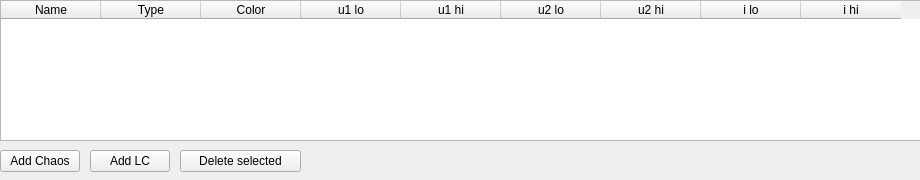
Old version of the form widgets/testinputwidget.ui in the repository zsolt-racz/chua-trajectory-visualiser.
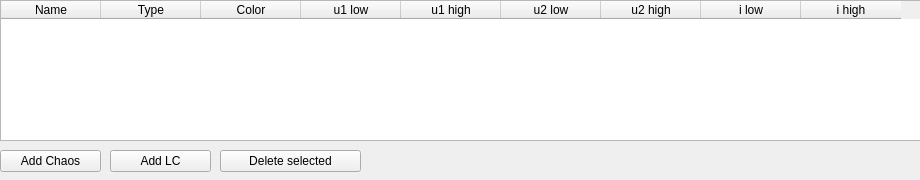
New version of the form.

Patch:
```diff
--- a/widgets/testinputwidget.ui
+++ b/widgets/testinputwidget.ui
@@ -39,32 +39,32 @@
    </column>
    <column>
     <property name="text">
-     <string>u1 lo</string>
+     <string>u1 low</string>
     </property>
    </column>
    <column>
     <property name="text">
-     <string>u1 hi</string>
+     <string>u1 high</string>
     </property>
    </column>
    <column>
     <property name="text">
-     <string>u2 lo</string>
+     <string>u2 low</string>
     </property>
    </column>
    <column>
     <property name="text">
-     <string>u2 hi</string>
+     <string>u2 high</string>
     </property>
    </column>
    <column>
     <property name="text">
-     <string>i lo</string>
+     <string>i low</string>
     </property>
    </column>
    <column>
     <property name="text">
-     <string>i hi</string>
+     <string>i high</string>
     </property>
    </column>
   </widget>
@@ -73,7 +73,7 @@
     <rect>
      <x>0</x>
      <y>150</y>
-     <width>80</width>
+     <width>101</width>
      <height>22</height>
     </rect>
    </property>
@@ -84,9 +84,9 @@
   <widget class="QPushButton" name="add_lc">
    <property name="geometry">
     <rect>
-     <x>90</x>
+     <x>110</x>
      <y>150</y>
-     <width>80</width>
+     <width>101</width>
      <height>22</height>
     </rect>
    </property>
@@ -97,9 +97,9 @@
   <widget class="QPushButton" name="delete_selection">
    <property name="geometry">
     <rect>
-     <x>180</x>
+     <x>220</x>
      <y>150</y>
-     <width>121</width>
+     <width>141</width>
      <height>22</height>
     </rect>
    </property>
```
